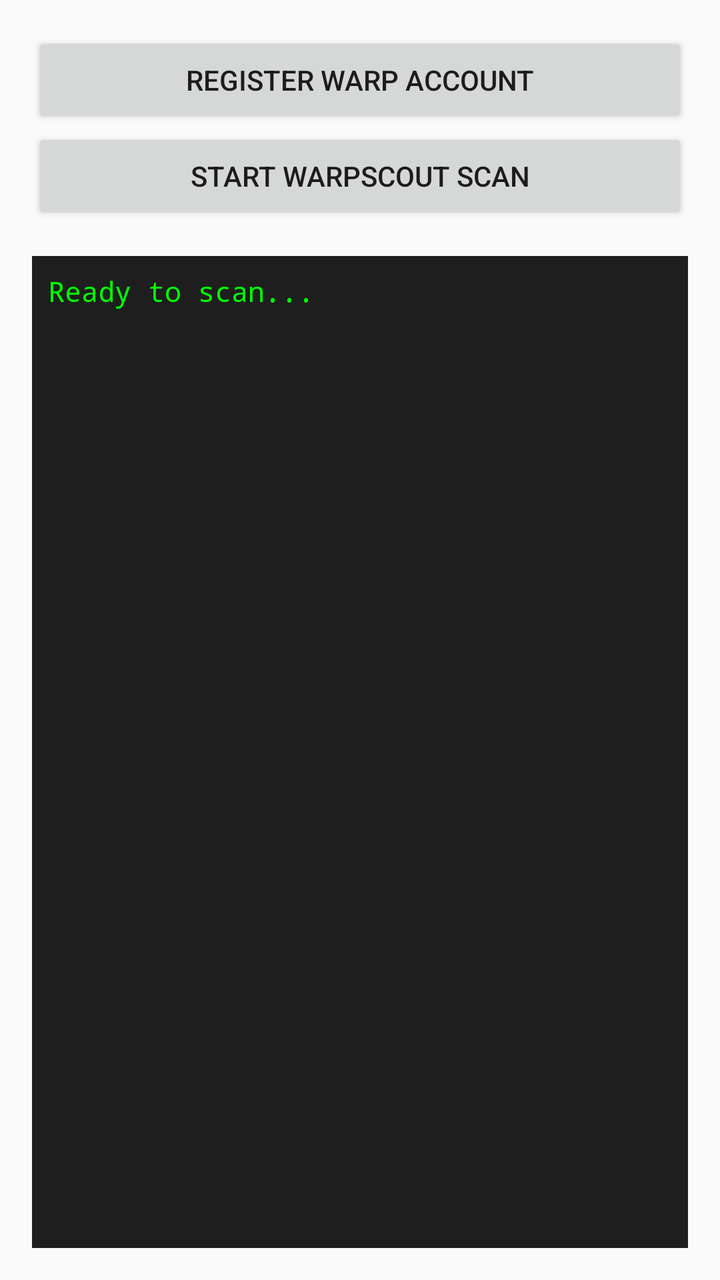
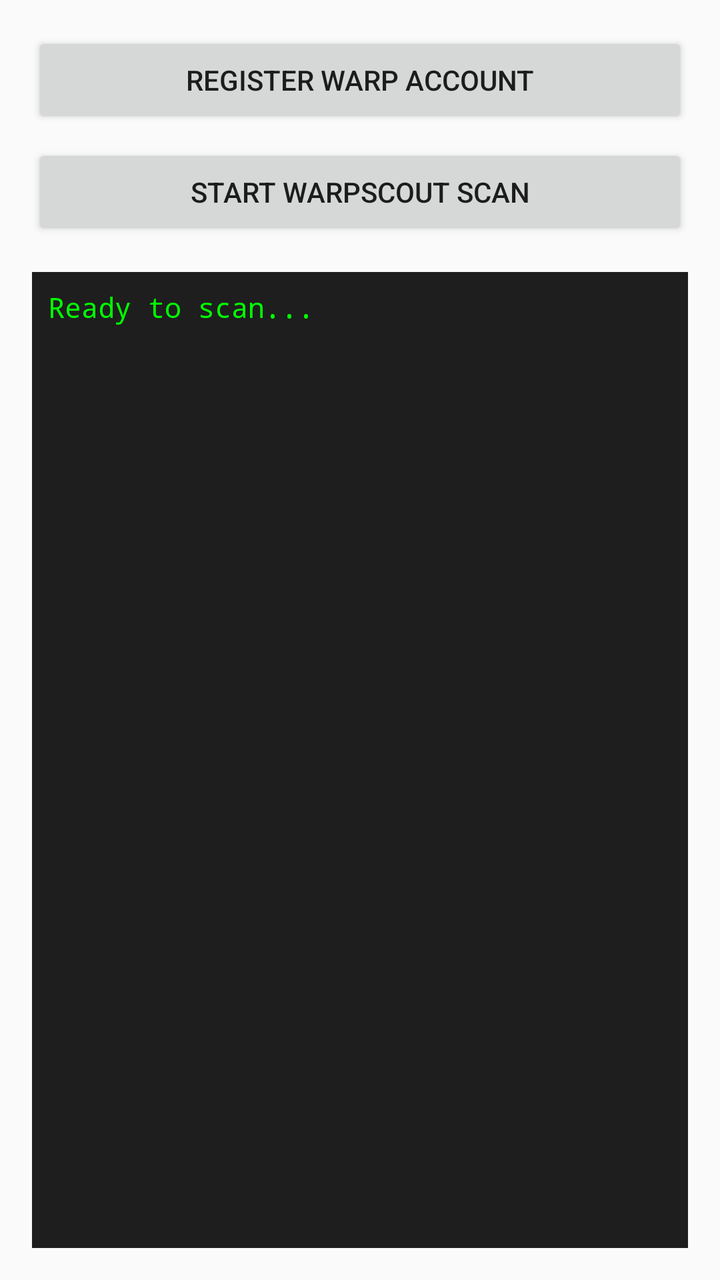

Compare the two renders of this Android layout. The source of the first and the diff that turns it into the second are given below.
<!-- AndroidManifest.xml: application theme Theme.AppCompat.DayNight.DarkActionBar -->
<!-- res/layout/activity_main.xml -->
<?xml version="1.0" encoding="utf-8"?>
<LinearLayout xmlns:android="http://schemas.android.com/apk/res/android"
    android:layout_width="match_parent"
    android:layout_height="match_parent"
    android:orientation="vertical"
    android:padding="16dp">

    <Button
        android:id="@+id/btnRegister"
        android:layout_width="match_parent"
        android:layout_height="wrap_content"
        android:text="Register Warp Account" />

    <Button
        android:id="@+id/btnScan"
        android:layout_width="match_parent"
        android:layout_height="wrap_content"
        android:text="Start WarpScout Scan" />

    <ScrollView
        android:layout_width="match_parent"
        android:layout_height="match_parent"
        android:layout_marginTop="16dp"
        android:background="#1E1E1E">

        <TextView
            android:id="@+id/tvOutput"
            android:layout_width="match_parent"
            android:layout_height="wrap_content"
            android:padding="8dp"
            android:textColor="#00FF00"
            android:fontFamily="monospace"
            android:text="Ready to scan...\n" />
    </ScrollView>
</LinearLayout>
<!-- resources referenced by this layout -->
<resources>

</resources>

<!-- the commit's change to res/layout/activity_main.xml (unified diff, before → after) -->
@@ -9,27 +9,38 @@
         android:id="@+id/btnRegister"
         android:layout_width="match_parent"
         android:layout_height="wrap_content"
-        android:text="Register Warp Account" />
+        android:text="REGISTER WARP ACCOUNT" />
 
     <Button
         android:id="@+id/btnScan"
         android:layout_width="match_parent"
         android:layout_height="wrap_content"
-        android:text="Start WarpScout Scan" />
+        android:layout_marginTop="8dp"
+        android:text="START WARPSCOUT SCAN" />
 
+    
     <ScrollView
         android:layout_width="match_parent"
         android:layout_height="match_parent"
         android:layout_marginTop="16dp"
         android:background="#1E1E1E">
 
-        <TextView
-            android:id="@+id/tvOutput"
+        
+        <HorizontalScrollView
             android:layout_width="match_parent"
             android:layout_height="wrap_content"
-            android:padding="8dp"
-            android:textColor="#00FF00"
-            android:fontFamily="monospace"
-            android:text="Ready to scan...\n" />
+            android:fillViewport="true">
+
+            <TextView
+                android:id="@+id/tvOutput"
+                android:layout_width="wrap_content" 
+                android:layout_height="wrap_content"
+                android:padding="8dp"
+                android:textColor="#00FF00"
+                android:fontFamily="monospace"
+                android:textIsSelectable="true"
+                android:text="Ready to scan...\n" />
+
+        </HorizontalScrollView>
     </ScrollView>
 </LinearLayout>
